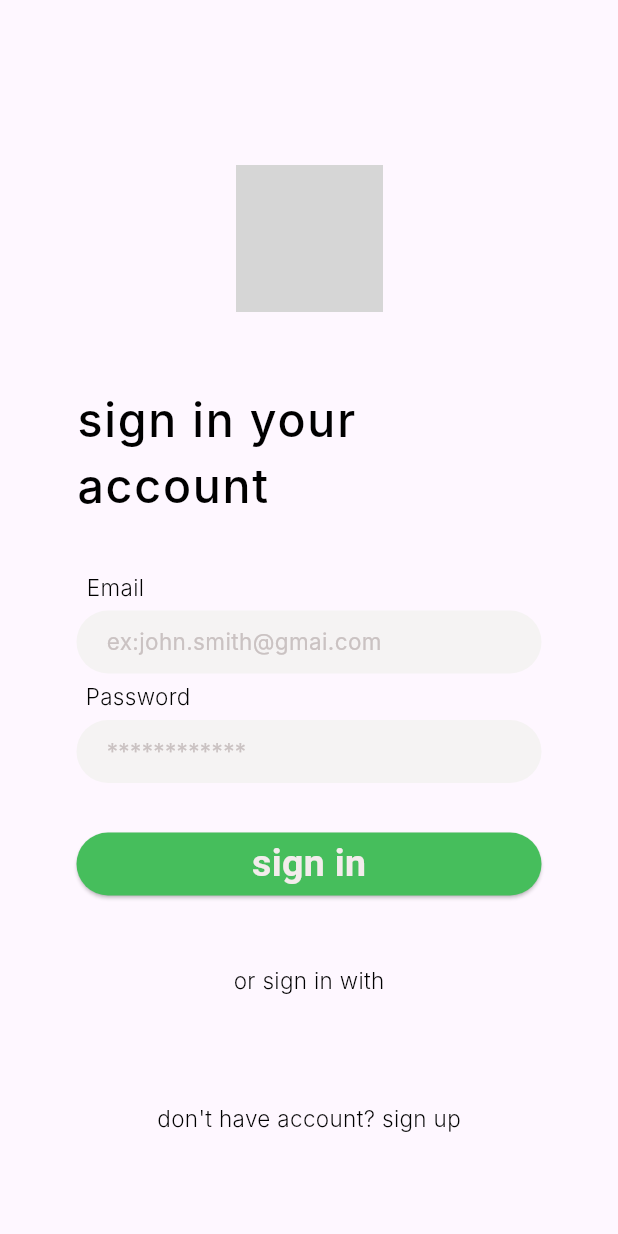
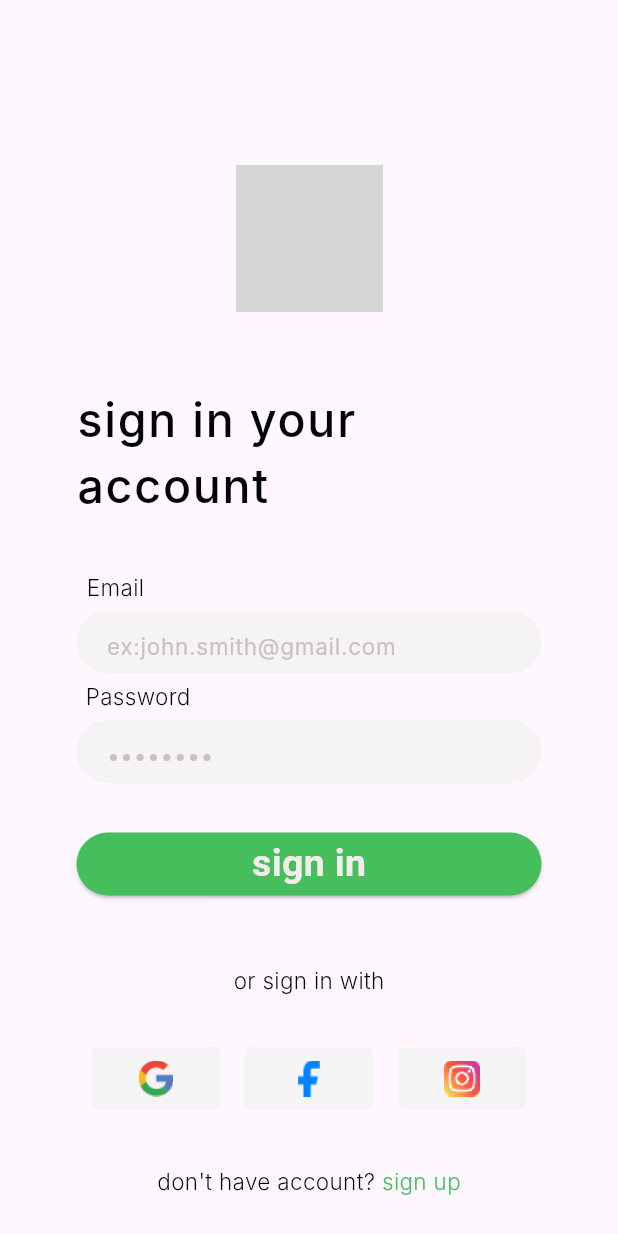
Before and after one commit to TranHoangAnhTuan/fbAndroidapp, a Flutter app: the screen it shows after launch, on a phone screen of 412 x 824 dp. Run offline on Flutter 3.47's test engine with Material 3 defaults, Android fonts, the light colour scheme and no system bars; our stand-ins replace dash_chat_2, firebase_auth, firebase_core, firebase_messaging, google_sign_in, shared_preferences; accounts and stored records are empty; network calls fail; Roboto replaces fonts that are missing (Inter, Nunito); grey boxes are pictures that could not be loaded.

Commit message:
finish sign in page

```diff
--- a/lib/sign_in/sign_in_screen.dart
+++ b/lib/sign_in/sign_in_screen.dart
@@ -1,9 +1,37 @@
 import 'package:flutter/material.dart';
 import 'package:fb_scrape/sign_in/components/custom_text_field.dart';
 import 'package:fb_scrape/sign_in/components/social_sign_in_button.dart';
+import 'package:fb_scrape/main.dart';
+import 'package:firebase_auth/firebase_auth.dart';
+import 'package:google_sign_in/google_sign_in.dart';
 
-class SignInScreen extends StatelessWidget {
+class SignInScreen extends StatefulWidget {
   const SignInScreen({super.key});
+
+  @override
+  State<SignInScreen> createState() => _SignInScreenState();
+}
+
+class _SignInScreenState extends State<SignInScreen> {
+  Future<User?> _signInWithGoogle() async {
+    try {
+      final GoogleSignInAccount? googleUser = await GoogleSignIn().signIn();
+      if (googleUser == null) return null;
+
+      final GoogleSignInAuthentication googleAuth = await googleUser.authentication;
+      final credential = GoogleAuthProvider.credential(
+        accessToken: googleAuth.accessToken,
+        idToken: googleAuth.idToken,
+      );
+
+      final UserCredential userCredential =
+          await FirebaseAuth.instance.signInWithCredential(credential);
+      return userCredential.user;
+    } catch (e) {
+      print('Error signing in with Google: $e');
+      return null;
+    }
+  }
 
   @override
   Widget build(BuildContext context) {
@@ -56,17 +84,22 @@ class SignInScreen extends StatelessWidget {
                     color: Color(0xFFF5F3F3),
                     borderRadius: BorderRadius.circular(60),
                   ),
-                  padding: EdgeInsets.symmetric(horizontal: 20),
-                  child: Align(
-                    alignment: Alignment.centerLeft,
-                    child: Text(
-                      'ex:john.smith@gmai.com',
-                      style: TextStyle(
+                  child: TextField(
+                    decoration: InputDecoration(
+                      hintText: 'ex:john.smith@gmail.com',
+                      hintStyle: TextStyle(
                         color: Color(0xFFCAC2C2),
                         fontSize: 15,
                         fontFamily: 'Inter',
                       ),
+                      border: InputBorder.none,
+                      contentPadding: EdgeInsets.symmetric(horizontal: 20),
                     ),
+                    style: TextStyle(
+                      fontSize: 15,
+                      fontFamily: 'Inter',
+                    ),
+                    keyboardType: TextInputType.emailAddress,
                   ),
                 ),
                 SizedBox(height: 5),
@@ -91,17 +124,24 @@ class SignInScreen extends StatelessWidget {
                     color: Color(0xFFF5F3F3),
                     borderRadius: BorderRadius.circular(60),
                   ),
-                  padding: EdgeInsets.symmetric(horizontal: 20),
-                  child: Align(
-                    alignment: Alignment.centerLeft,
-                    child: Text(
-                      '************',
-                      style: TextStyle(
+                  child: TextField(
+                    decoration: InputDecoration(
+                      hintText: '••••••••',
+                      hintStyle: TextStyle(
                         color: Color(0xFFCAC2C2),
                         fontSize: 15,
                         fontFamily: 'Inter',
                       ),
+                      border: InputBorder.none,
+                      contentPadding: EdgeInsets.symmetric(horizontal: 20),
                     ),
+                    style: TextStyle(
+                      fontSize: 15,
+                      fontFamily: 'Inter',
+                    ),
+                    obscureText: true, // This hides the password text
+                    enableSuggestions: false,
+                    autocorrect: false,
                   ),
                 ),
                 SizedBox(height: 30),
@@ -141,8 +181,71 @@ class SignInScreen extends StatelessWidget {
                 ),
                 SizedBox(height: 34),
                 Row(
-                  mainAxisAlignment: MainAxisAlignment.center, // Changed to center
-
+                  mainAxisAlignment: MainAxisAlignment.center,
+                  children: [
+                    InkWell(
+                      onTap: () async {
+                        User? user = await _signInWithGoogle();
+                        if (user != null && context.mounted) {
+                          Navigator.pushReplacement(
+                            context,
+                            MaterialPageRoute(builder: (context) => const MainScreen()),
+                          );
+                        }
+                      },
+                      child: Container(
+                        width: 86,
+                        height: 42,
+                        decoration: BoxDecoration(
+                          color: Color(0xFFF4F4F4),
+                          borderRadius: BorderRadius.circular(5),
+                        ),
+                        child: Center(
+                          child: Image.asset(
+                            'assets/icons/XMLID_28_.png',
+                            width: 24,
+                            height: 24,
+                            fit: BoxFit.contain,
+                          ),
+                        ),
+                      ),
+                    ),
+                    SizedBox(width: 16),
+                    Container(
+                      width: 86,
+                      height: 42,
+                      decoration: BoxDecoration(
+                        color: Color(0xFFF4F4F4),
+                        borderRadius: BorderRadius.circular(5),
+                      ),
+                      child: Center(
+                        child: Image.asset(
+                          'assets/icons/primary.png'
+                         ,
+                          width: 24,
+                          height: 24,
+                          fit: BoxFit.contain,
+                        ),
+                      ),
+                    ),
+                    SizedBox(width: 16),
+                    Container(
+                      width: 86,
+                      height: 42,
+                      decoration: BoxDecoration(
+                        color: Color(0xFFF4F4F4),
+                        borderRadius: BorderRadius.circular(5),
+                      ),
+                      child: Center(
+                        child: Image.asset(
+                           'assets/icons/instagram 1.png',
+                          width: 24,
+                          height: 24,
+                          fit: BoxFit.contain,
+                        ),
+                      ),
+                    ),
+                  ],
                 ),
                 SizedBox(height: 37),
                 Center(
@@ -162,7 +265,7 @@ class SignInScreen extends StatelessWidget {
                       Text(
                         'sign up',
                         style: TextStyle(
-                          color: Color(0xFF000100),
+                          color: Color(0xFF46BE5C),
                           fontSize: 15,
                           fontWeight: FontWeight.w300,
                           fontFamily: 'Inter',
--- a/pubspec.yaml
+++ b/pubspec.yaml
@@ -65,7 +65,10 @@ flutter:
   # included with your application, so that you can use the icons in
   # the material Icons class.
   uses-material-design: true
-
+  assets:
+    - assets/icons/primary.png
+    - assets/icons/instagram 1.png
+    - assets/icons/XMLID_28_.png
   # To add assets to your application, add an assets section, like this:
   # assets:
   #   - images/a_dot_burr.jpeg
```
Also changed, not shown: assets/icons/XMLID_28_.png (added), assets/icons/instagram 1.png (added), assets/icons/navigationbar/Bag.png (added), assets/icons/navigationbar/Search.png (added), assets/icons/navigationbar/Vector 15 (Stroke).png (added), assets/icons/navigationbar/tranfomed/Bag-1.png (added), assets/icons/navigationbar/tranfomed/Home.png (added), assets/icons/navigationbar/tranfomed/Setting-1.png (added), assets/icons/navigationbar/tranfomed/Setting.png (added), assets/icons/navigationbar/tranfomed/User(1).png (added), assets/icons/primary.png (added).
